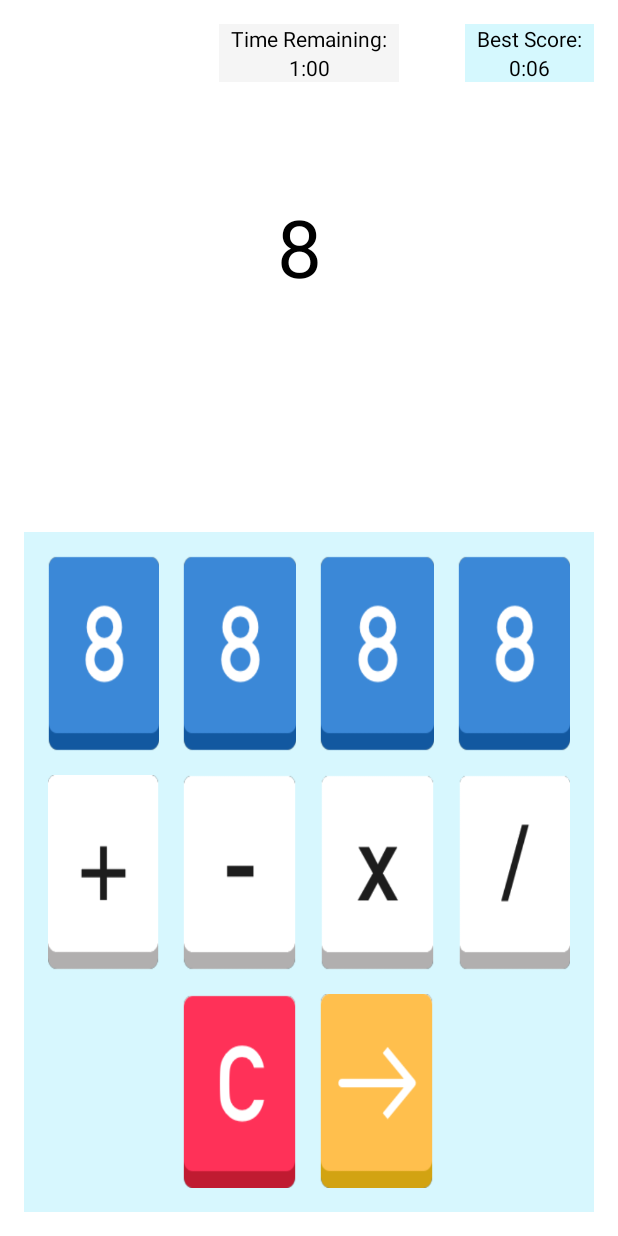
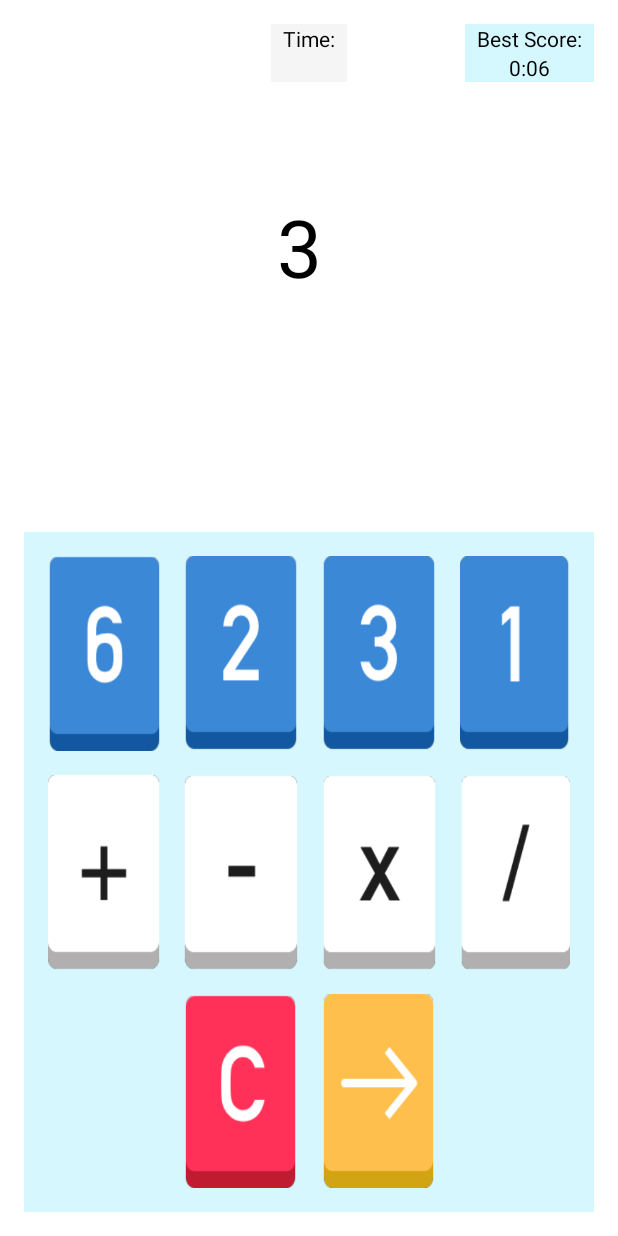
Before and after one commit to ianchick/24game, an Android app: the screen it shows after launch (GameActivity), after a tap on an icon or button, on a phone screen of 412 x 824 dp. Run offline under Robolectric (Android 15) with nearby library versions, the phone set to English and light mode, and no system bars; 2 other taps on this screen came first.

Commit message:
main mechanics all work, still need timer, disable buttons click, and polish

```diff
--- a/app/src/main/AndroidManifest.xml
+++ b/app/src/main/AndroidManifest.xml
@@ -15,6 +15,7 @@
                 <category android:name="android.intent.category.LAUNCHER" />
             </intent-filter>
         </activity>
+        <activity android:name=".GameOverActivity"></activity>
     </application>
 
 </manifest>
--- a/app/src/main/java/com/example/ian/a24game/GameActivity.java
+++ b/app/src/main/java/com/example/ian/a24game/GameActivity.java
@@ -1,27 +1,26 @@
 package com.example.ian.a24game;
 
-import android.content.Context;
-import android.media.Image;
+import android.content.Intent;
 import android.support.v7.app.AppCompatActivity;
 import android.os.Bundle;
 import android.view.View;
-import android.widget.Button;
 import android.widget.ImageButton;
 import android.widget.TextView;
 
-import org.w3c.dom.Text;
+import java.util.ArrayList;
 
-import static android.R.attr.button;
-import static android.R.attr.value;
-import static android.R.id.button1;
-import static android.R.id.switchInputMethod;
+
 
 public class GameActivity extends AppCompatActivity implements View.OnClickListener{
 
     int current_int;
     String current_operation;
     boolean lastClickInt;
-    int[] active_numbers;
+    ArrayList<Integer> active_numbers;
+
+    int seconds;
+    Intent intent;
+
 
     @Override
     protected void onCreate(Bundle savedInstanceState) {
@@ -52,6 +51,10 @@ public class GameActivity extends AppCompatActivity implements View.OnClickListe
         divide.setOnClickListener(this);
         clear.setOnClickListener(this);
         skip.setOnClickListener(this);
+
+
+        seconds = 0;
+        intent = new Intent(this, GameOverActivity.class);
     }
 
     @Override
@@ -59,34 +62,55 @@ public class GameActivity extends AppCompatActivity implements View.OnClickListe
         TextView inputView = (TextView) findViewById(R.id.input);
         switch (view.getId()){
             case R.id.button1:
-                clickIntegerButton(active_numbers[0]);
+                clickIntegerButton(active_numbers.get(0));
+                ImageButton button1 = (ImageButton) findViewById(R.id.button1);
+                button1.setEnabled(false);
+                gameOver();
                 break;
             case R.id.button2:
-                clickIntegerButton(active_numbers[1]);
+                clickIntegerButton(active_numbers.get(1));
+                ImageButton button2 = (ImageButton) findViewById(R.id.button2);
+                button2.setEnabled(false);
+                gameOver();
                 break;
             case R.id.button3:
-                clickIntegerButton(active_numbers[2]);
+                clickIntegerButton(active_numbers.get(2));
+                ImageButton button3 = (ImageButton) findViewById(R.id.button3);
+                button3.setEnabled(false);
+                gameOver();
                 break;
             case R.id.button4:
-                clickIntegerButton(active_numbers[3]);
+                clickIntegerButton(active_numbers.get(3));
+                ImageButton button4 = (ImageButton) findViewById(R.id.button4);
+                button4.setEnabled(false);
+                gameOver();
                 break;
             case R.id.plus:
+                ImageButton button5 = (ImageButton) findViewById(R.id.plus);
+                button5.setEnabled(false);
                 clickOperator("+");
                 break;
             case R.id.minus:
+                ImageButton button6 = (ImageButton) findViewById(R.id.minus);
+                button6.setEnabled(false);
                 clickOperator("-");
                 break;
             case R.id.multiply:
+                ImageButton button7 = (ImageButton) findViewById(R.id.multiply);
+                button7.setEnabled(false);
                 clickOperator("x");
                 break;
             case R.id.divide:
+                ImageButton button8 = (ImageButton) findViewById(R.id.divide);
+                button8.setEnabled(false);
                 clickOperator("/");
                 break;
             case R.id.clear:
                 current_int = 0;
                 current_operation = "";
-                lastClickInt = true;
+                lastClickInt = false;
                 inputView.setText("");
+                enableButtons();
                 break;
             case R.id.skip:
                 setActive_numbers();
@@ -94,6 +118,8 @@ public class GameActivity extends AppCompatActivity implements View.OnClickListe
                 current_int = 0;
                 lastClickInt = true;
                 inputView.setText("");
+                seconds = 0;
+                enableButtons();
                 break;
         }
     }
@@ -101,7 +127,9 @@ public class GameActivity extends AppCompatActivity implements View.OnClickListe
     protected void clickIntegerButton(int i){
         if (current_operation==""){
             current_int = i;
-        } else {
+            lastClickInt = true;
+            setFormula();
+        } else if (!lastClickInt){
             switch (current_operation) {
                 case "+":
                     current_int = current_int + i;
@@ -117,13 +145,13 @@ public class GameActivity extends AppCompatActivity implements View.OnClickListe
                     break;
             }
             current_operation = "";
+            lastClickInt = true;
+            setFormula();
         }
-        lastClickInt = true;
-        setFormula();
     }
 
     protected void clickOperator(String s){
-        if (current_int!=0) {
+        if (current_int!=0 & lastClickInt) {
             current_operation = s;
             lastClickInt = false;
             setFormula();
@@ -135,15 +163,11 @@ public class GameActivity extends AppCompatActivity implements View.OnClickListe
         ImageButton button2 = (ImageButton) findViewById(R.id.button2);
         ImageButton button3 = (ImageButton) findViewById(R.id.button3);
         ImageButton button4 = (ImageButton) findViewById(R.id.button4);
-        active_numbers = new int[4];
-        for (int i = 0; i < 4; i++) {
-            int rand = Util.getRandomDigit();
-            active_numbers[i] = rand;
-        }
-        setButton(button1, active_numbers[0]);
-        setButton(button2, active_numbers[1]);
-        setButton(button3, active_numbers[2]);
-        setButton(button4, active_numbers[3]);
+        active_numbers = Util.getValidDigits();
+        setButton(button1, active_numbers.get(0));
+        setButton(button2, active_numbers.get(1));
+        setButton(button3, active_numbers.get(2));
+        setButton(button4, active_numbers.get(3));
     }
 
     protected void setButton(View button, int i) {
@@ -183,4 +207,21 @@ public class GameActivity extends AppCompatActivity implements View.OnClickListe
         TextView inputView = (TextView) findViewById(R.id.input);
         inputView.setText(text);
     }
+
+    protected void gameOver(){
+        if(current_int==24){
+            startActivity(intent);
+        }
+    }
+
+    protected void enableButtons(){
+        findViewById(R.id.button1).setEnabled(true);
+        findViewById(R.id.button2).setEnabled(true);
+        findViewById(R.id.button3).setEnabled(true);
+        findViewById(R.id.button4).setEnabled(true);
+        findViewById(R.id.plus).setEnabled(true);
+        findViewById(R.id.minus).setEnabled(true);
+        findViewById(R.id.multiply).setEnabled(true);
+        findViewById(R.id.divide).setEnabled(true);
+    }
 }
--- a/app/src/main/java/com/example/ian/a24game/Util.java
+++ b/app/src/main/java/com/example/ian/a24game/Util.java
@@ -1,8 +1,13 @@
 package com.example.ian.a24game;
 
+import java.lang.reflect.Array;
+import java.util.ArrayList;
+import java.util.Collections;
 import java.util.Random;
 
+import static android.R.attr.digits;
 import static android.R.attr.max;
+import static android.R.id.list;
 
 /**
  * Created by Ian on 1/13/2017.
@@ -10,26 +15,55 @@ import static android.R.attr.max;
 
 public class Util {
 
-    static int getRandomDigit(){
-        int max = 9;
-        int min = 1;
-        Random random = new Random();
-        int num = random.nextInt(max - min + 1) + min;
-        return num;
+    private static ArrayList<Integer> getUniqueDigits(){
+        ArrayList<Integer> list = new ArrayList<>();
+        for (int i=1; i<10; i++) {
+            list.add(i);
+        }
+        Collections.shuffle(list);
+        ArrayList<Integer> digits = new ArrayList<>();
+        for (int i=0; i<4; i++) {
+            digits.add(list.get(i));
+        }
+        return digits;
     }
 
-    static int[] getDigits(){
-        int[] values = new int[4];
-        values[0] = getRandomDigit();
-        values[1] = getRandomDigit();
-        values[2] = getRandomDigit();
-        values[3] = getRandomDigit();
-
-        return values;
+    private static ArrayList<String> getUniqueOperators(){
+        ArrayList<String> list = new ArrayList<>();
+        list.add("+");
+        list.add("-");
+        list.add("*");
+        list.add("/");
+        Collections.shuffle(list);
+        ArrayList<String> operators = new ArrayList<>();
+        for (int i=0; i<3; i++) {
+            operators.add(list.get(i));
+        }
+        return operators;
     }
 
-    static boolean calculateTwentyFour(int a, int b, int c, int d, int total){
-
-        return true;
+    static ArrayList<Integer> getValidDigits(){
+        float total = 0;
+        ArrayList<Integer> digits = getUniqueDigits();
+        while (total != 24) {
+            digits = getUniqueDigits();
+            ArrayList<String> operators = getUniqueOperators();
+            total = digits.get(0);
+            for (int i=0; i < 3; i++){
+                if (operators.get(i) == "+"){
+                    total = total + digits.get(i+1);
+                }
+                if (operators.get(i) == "-"){
+                    total = total - digits.get(i+1);
+                }
+                if (operators.get(i) == "*"){
+                    total = total * digits.get(i+1);
+                }
+                if (operators.get(i) == "/"){
+                    total = total / digits.get(i+1);
+                }
+            }
+        }
+        return digits;
     }
 }
--- a/app/src/main/res/layout/activity_game.xml
+++ b/app/src/main/res/layout/activity_game.xml
@@ -29,14 +29,13 @@
             <TextView
                 android:layout_width="match_parent"
                 android:layout_height="wrap_content"
-                android:text="Time Remaining:"
+                android:text="Time:"
                 android:textAlignment="center" />
 
             <TextView
-                android:id="@+id/time_remaining"
+                android:id="@+id/timer"
                 android:layout_width="match_parent"
                 android:layout_height="wrap_content"
-                android:text="1:00"
                 android:textAlignment="center" />
         </LinearLayout>
 
```
Also changed, not shown: app/src/main/java/com/example/ian/a24game/GameOverActivity.java (added, +13 -0 lines), app/src/main/res/layout/activity_game_over.xml (added, +52 -0 lines), app/src/main/res/drawable/homebutton.png (added), app/src/main/res/drawable/leaderboard.png (added), app/src/main/res/drawable/logo.png (added), app/src/main/res/drawable/play.png (added), app/src/main/res/drawable/scoreboard.png (added), app/src/main/res/drawable/tutorial.png (added).
